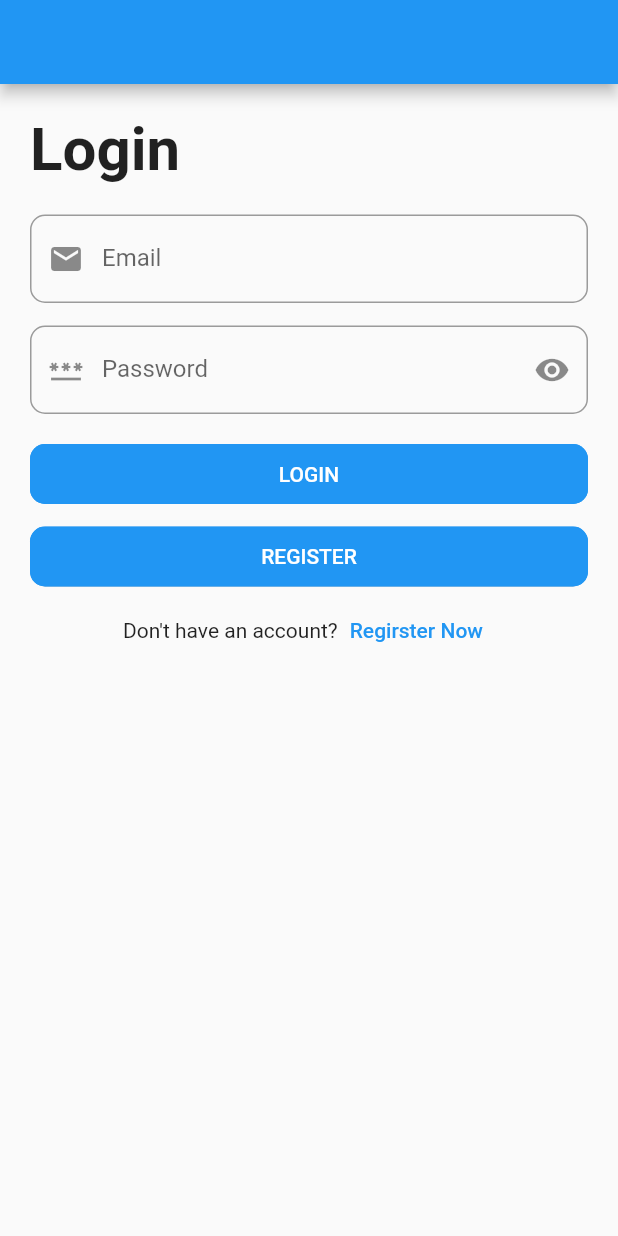
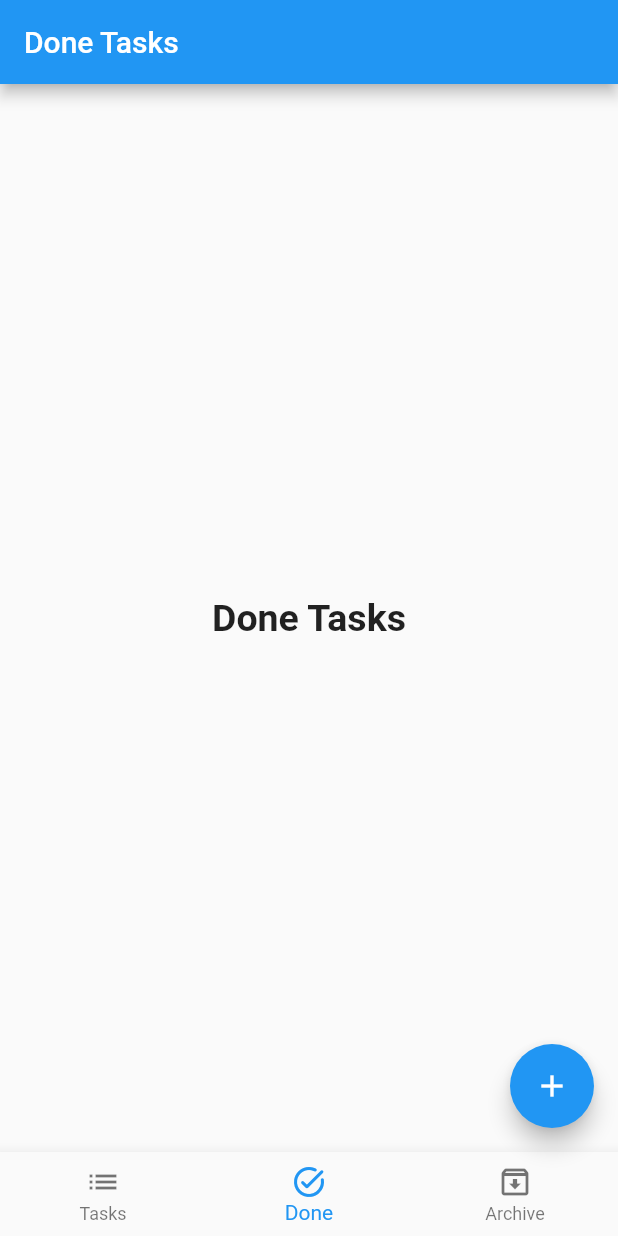
Before and after one commit to H97Abaza/udemy_flutter_0, a Flutter app: the screen it shows after launch, on a phone screen of 412 x 824 dp. Run offline on Flutter 3.47's test engine with Material 2 defaults, Android fonts, the phone set to English and light mode, and no system bars.

Commit message:
commit on 'todo_app'

```diff
--- /dev/null
+++ b/lib/layout/home_layout.dart
@@ -0,0 +1,63 @@
+import 'package:flutter/material.dart';
+import 'package:udemy_flutter/modules/archived_tasks/archived_tasks_screen.dart';
+import 'package:udemy_flutter/modules/done_tasks/done_tasks_screen.dart';
+import 'package:udemy_flutter/modules/new_tasks/new_tasks_screen.dart';
+
+class HomeLayout extends StatefulWidget {
+  const HomeLayout({Key? key}) : super(key: key);
+
+  @override
+  State<HomeLayout> createState() => _HomeLayoutState();
+}
+
+class _HomeLayoutState extends State<HomeLayout> {
+  int currentTabIndex = 1;
+  List<Widget> screens = [
+    NewTasksScreen(),
+    DoneTasksScreen(),
+    ArchivedTasksScreen(),
+  ];
+  List<String> titles = [
+    'New Tasks',
+    'Done Tasks',
+    'Archived Tasks',
+  ];
+  @override
+  Widget build(BuildContext context) {
+    return Scaffold(
+      appBar: AppBar(
+        title: Text(titles[currentTabIndex]),
+      ),
+      floatingActionButton: FloatingActionButton(
+        onPressed: () {},
+        child: Icon(
+          Icons.add,
+        ),
+      ),
+      bottomNavigationBar: BottomNavigationBar(
+        type: BottomNavigationBarType.fixed,
+        items: [
+          BottomNavigationBarItem(
+            icon: Icon(Icons.list),
+            label: 'Tasks',
+          ),
+          BottomNavigationBarItem(
+            icon: Icon(Icons.task_alt_rounded),
+            label: 'Done',
+          ),
+          BottomNavigationBarItem(
+            icon: Icon(Icons.archive_outlined),
+            label: 'Archive',
+          ),
+        ],
+        currentIndex: currentTabIndex,
+        onTap: (index) {
+          setState(() {
+            currentTabIndex = index;
+          });
+        },
+      ),
+      body: screens[currentTabIndex],
+    );
+  }
+}
--- a/lib/main.dart
+++ b/lib/main.dart
@@ -1,4 +1,5 @@
 import 'package:flutter/material.dart';
+import 'package:udemy_flutter/layout/home_layout.dart';
 import 'package:udemy_flutter/modules/login/login_screen.dart';
 
 void main() {
@@ -11,7 +12,7 @@
   Widget build(BuildContext context) {
     return MaterialApp(
       debugShowCheckedModeBanner: false,
-      home: LoginScreen(),
+      home: HomeLayout(),
       // ignore: prefer_const_literals_to_create_immutables
     );
   }
--- /dev/null
+++ b/lib/modules/done_tasks/done_tasks_screen.dart
@@ -0,0 +1,18 @@
+import 'package:flutter/material.dart';
+
+class DoneTasksScreen extends StatelessWidget {
+  const DoneTasksScreen({Key? key}) : super(key: key);
+
+  @override
+  Widget build(BuildContext context) {
+    return Center(
+      child: Text(
+        'Done Tasks',
+        style: TextStyle(
+          fontSize: 25,
+          fontWeight: FontWeight.bold,
+        ),
+      ),
+    );
+  }
+}
```
Also changed, not shown: lib/modules/archived_tasks/archived_tasks_screen.dart (added, +18 -0 lines), lib/modules/new_tasks/new_tasks_screen.dart (added, +18 -0 lines).
